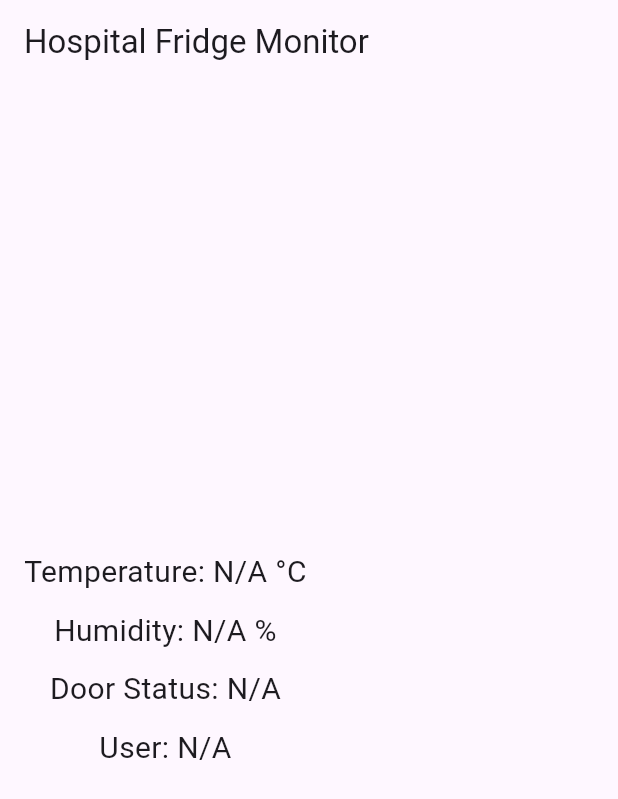
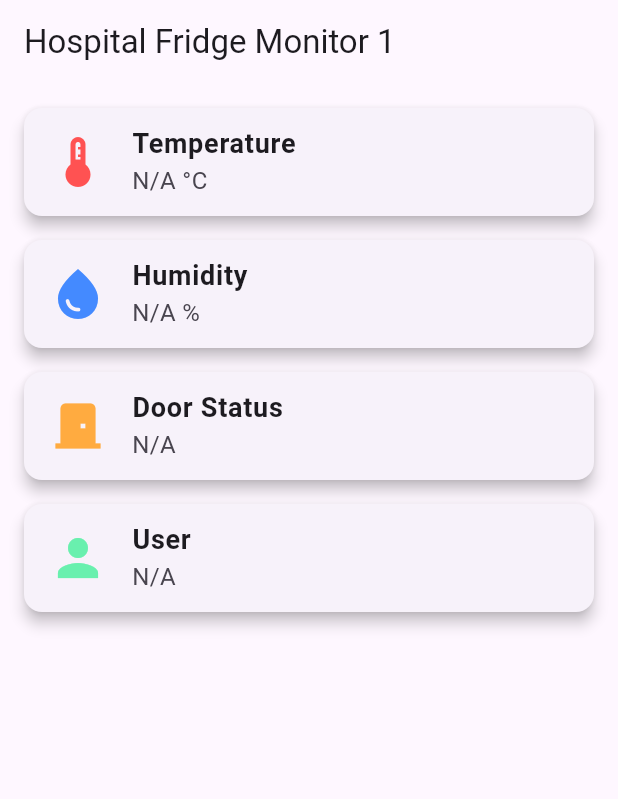
Before and after one commit to GuilhermeBn198/InfoVax, a Flutter app: the screen it shows after launch, on a phone screen of 412 x 824 dp. Shown: the top 799 px of the screen. Run offline on Flutter 3.47's test engine with Material 3 defaults, Android fonts, the phone set to English and light mode, and no system bars; missing offline and left inert: mqtt_client.

Commit message:
feat():interface de refrigerador v01

```diff
--- a/infovax_flutter/lib/main.dart
+++ b/infovax_flutter/lib/main.dart
@@ -1,6 +1,4 @@
 import 'dart:convert';
-import 'dart:js_interop';
-
 import 'package:flutter/material.dart';
 import 'package:mqtt_client/mqtt_client.dart';
 import 'package:mqtt_client/mqtt_server_client.dart';
@@ -16,6 +14,7 @@
       title: 'Hospital Fridge Monitor',
       theme: ThemeData(
         primarySwatch: Colors.blue,
+        visualDensity: VisualDensity.adaptivePlatformDensity,
       ),
       home: FridgeMonitor(),
     );
@@ -38,7 +37,7 @@
   String temperature = 'N/A';
   String humidity = 'N/A';
   String doorStatus = 'N/A';
-  String user = 'N/A'; // Adicionado usuário
+  String user = 'N/A';
 
   @override
   void initState() {
@@ -52,9 +51,6 @@
     client!.secure = true;
     client!.logging(on: true);
     client!.keepAlivePeriod = 20;
-    client!.onDisconnected = _onDisconnected;
-    client!.onConnected = _onConnected;
-    client!.onSubscribed = _onSubscribed;
 
     final connMessage = MqttConnectMessage()
         .withClientIdentifier('flutter_client')
@@ -65,86 +61,94 @@
 
     try {
       await client!.connect();
+      client!.subscribe(statusTopic, MqttQos.atMostOnce);
+      client!.updates!.listen(_onMessageReceived);
+      print('Connected to the broker');
     } catch (e) {
       print('Connection failed: $e');
       client!.disconnect();
     }
-
-    if (client!.connectionStatus!.state == MqttConnectionState.connected) {
-      client!.subscribe(statusTopic, MqttQos.atMostOnce);
-      client!.updates!.listen(_onMessageReceived);
-      print('Connected to the broker');
-    } else {
-      print('Connection failed: ${client!.connectionStatus}');
-    }
   }
 
-  void _onDisconnected() {
-    print('Disconnected from the broker');
-  }
+  void _onMessageReceived(List<MqttReceivedMessage<MqttMessage>> messages) {
+    final recMessage = messages.first.payload as MqttPublishMessage;
+    final payload =
+        MqttPublishPayload.bytesToStringAsString(recMessage.payload.message);
 
-  void _onConnected() {
-    print('Connected to the broker!!!!!!!!!!!!!!!!!!!!');
-  }
-
-  void _onSubscribed(String topic) {
-    print('Subscribed to topic: $topic');
-  }
-
-void _onMessageReceived(List<MqttReceivedMessage<MqttMessage>> messages) {
-  final recMessage = messages.first.payload as MqttPublishMessage;
-  final payload = MqttPublishPayload.bytesToStringAsString(recMessage.payload.message);
-
-  print('Mensagem recebida no tópico ${messages.first.topic}: $payload');
-
-  // Processa apenas mensagens do tópico 'esp32/refrigerator'
-  if (messages.first.topic == 'esp32/refrigerator') {
     try {
-      // Decodifica o payload JSON
       final data = jsonDecode(payload);
-      print(data.jsify());
       setState(() {
-        // Atualiza os valores com base no JSON recebido
         temperature = data['temperatura'].toString();
         humidity = data['umidade'].toString();
         doorStatus = data['estado_porta'];
         user = data['usuario'];
-
-        // Debug no console para verificar os valores recebidos
-        print('Temperatura: $temperature°C');
-        print('Umidade: $humidity%');
-        print('Estado da porta: $doorStatus');
-        print('Usuário: $user');
       });
     } catch (e) {
-      // Caso haja erro ao decodificar o JSON, exibe no console
-      print('Erro ao processar a mensagem JSON: $e');
+      print('Error processing message: $e');
     }
   }
-}
-
 
   @override
   Widget build(BuildContext context) {
     return Scaffold(
       appBar: AppBar(
-        title: Text('Hospital Fridge Monitor'),
+        title: Text('Hospital Fridge Monitor 1'),
       ),
       body: Padding(
         padding: const EdgeInsets.all(16.0),
         child: Column(
-          mainAxisAlignment: MainAxisAlignment.center,
+          crossAxisAlignment: CrossAxisAlignment.stretch,
           children: [
-            Text('Temperature: $temperature °C', style: TextStyle(fontSize: 20)),
-            SizedBox(height: 10),
-            Text('Humidity: $humidity %', style: TextStyle(fontSize: 20)),
-            SizedBox(height: 10),
-            Text('Door Status: $doorStatus', style: TextStyle(fontSize: 20)),
-            SizedBox(height: 10),
-            Text('User: $user', style: TextStyle(fontSize: 20)), // Exibe o usuário
+            _buildInfoCard(
+              title: 'Temperature',
+              value: '$temperature °C',
+              icon: Icons.thermostat,
+              color: Colors.redAccent,
+            ),
+            _buildInfoCard(
+              title: 'Humidity',
+              value: '$humidity %',
+              icon: Icons.water_drop,
+              color: Colors.blueAccent,
+            ),
+            _buildInfoCard(
+              title: 'Door Status',
+              value: doorStatus,
+              icon: Icons.door_front_door,
+              color: Colors.orangeAccent,
+            ),
+            _buildInfoCard(
+              title: 'User',
+              value: user,
+              icon: Icons.person,
+              color: Colors.greenAccent,
+            ),
           ],
         ),
       ),
     );
   }
+
+  Widget _buildInfoCard({
+    required String title,
+    required String value,
+    required IconData icon,
+    required Color color,
+  }) {
+    return Card(
+      margin: const EdgeInsets.only(bottom: 16),
+      elevation: 4,
+      child: ListTile(
+        leading: Icon(icon, size: 40, color: color),
+        title: Text(
+          title,
+          style: TextStyle(fontSize: 18, fontWeight: FontWeight.bold),
+        ),
+        subtitle: Text(
+          value,
+          style: TextStyle(fontSize: 16),
+        ),
+      ),
+    );
+  }
 }
```
Also changed, not shown: 2 other files.
